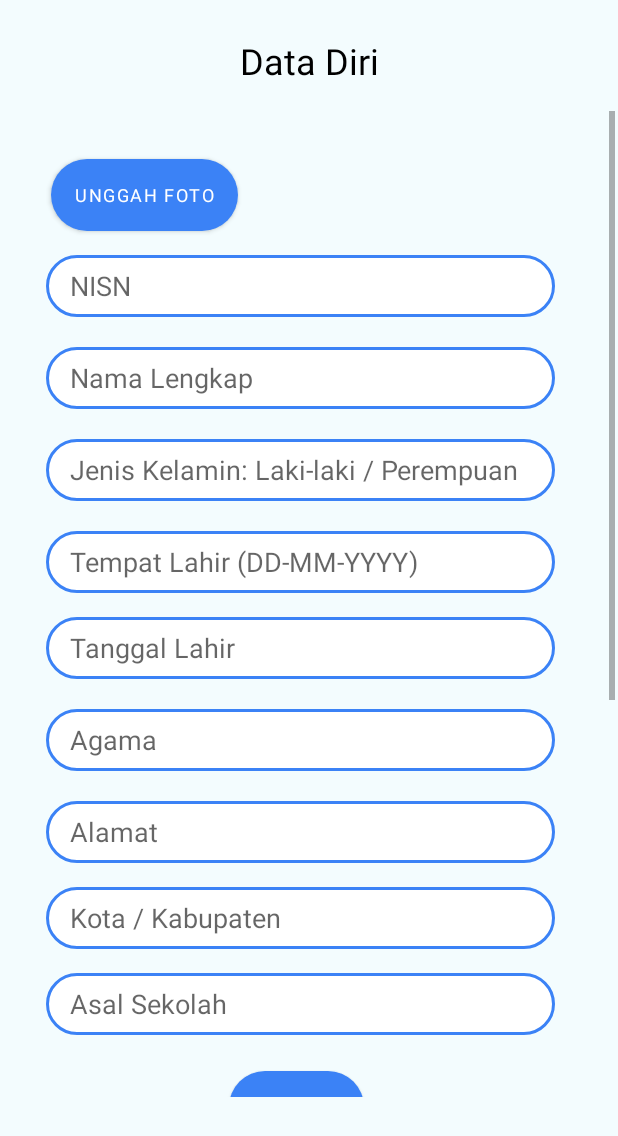
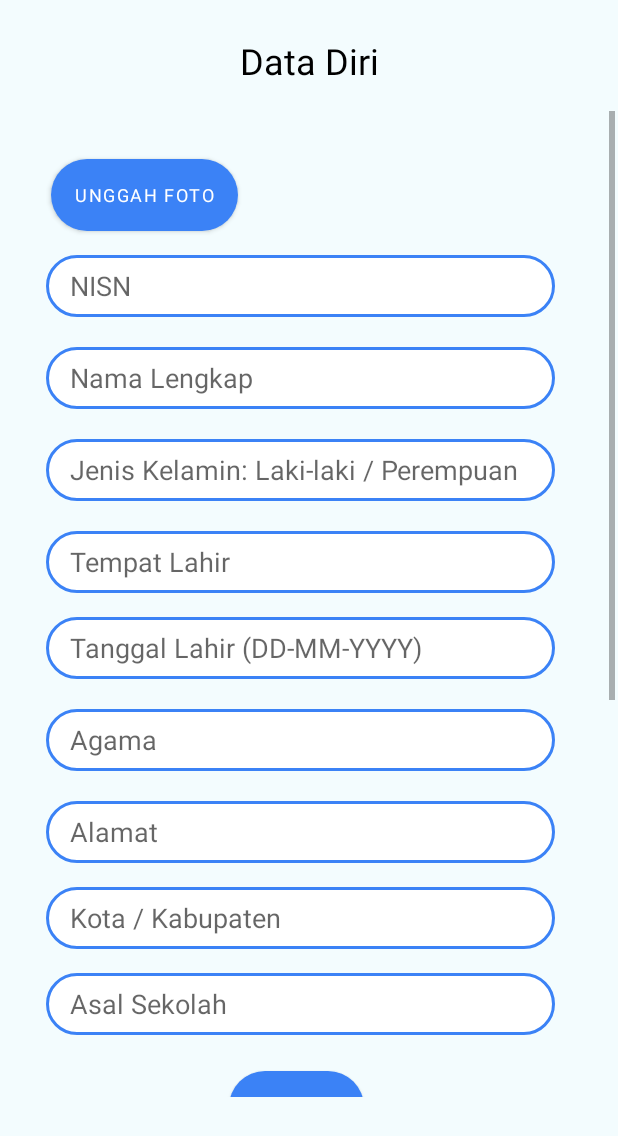
Before and after one commit to thoriqadillah/ppdb-papb, an Android app: the dataDiri screen opened directly, with no data from a screen before it, on a phone screen of 412 x 824 dp. Shown: the top 1136 px of the screen. Run offline under Robolectric (Android 15) with nearby library versions, the phone set to English and light mode, and no system bars; our stand-ins replace Firebase (no records; nobody signed in at launch, a user with empty details on screens opened directly); Roboto replaces fonts that are not available here.

Commit message:
insha Allah lengkap

```diff
--- a/app/src/main/java/com/example/ppdb/HalamanUtama.java
+++ b/app/src/main/java/com/example/ppdb/HalamanUtama.java
@@ -55,7 +55,7 @@ public class HalamanUtama extends AppCompatActivity  implements NavigationView.O
     public boolean onNavigationItemSelected(@NonNull MenuItem item) {
         switch (item.getItemId()){
             case R.id.idLogout:
-                new AlertDialog.Builder(this, R.style.AlertDialogCustom)
+                new AlertDialog.Builder(this)
                         .setIcon(R.drawable.ic_logout)
                         .setTitle("PPDB SMA PAPB")
                         .setMessage("Apakah kamu yakin?")
--- a/app/src/main/res/layout/activity_datadiri.xml
+++ b/app/src/main/res/layout/activity_datadiri.xml
@@ -132,7 +132,7 @@
                     android:layout_marginTop="20dp"
                     android:background="@drawable/inputdesign"
                     android:ems="10"
-                    android:hint="Tempat Lahir (DD-MM-YYYY)"
+                    android:hint="Tempat Lahir"
                     android:inputType="textPersonName"
                     android:paddingStart="16dp"
                     android:textColor="@color/black"
@@ -148,7 +148,7 @@
                     android:layout_marginTop="16dp"
                     android:background="@drawable/inputdesign"
                     android:ems="10"
-                    android:hint="Tanggal Lahir"
+                    android:hint="Tanggal Lahir (DD-MM-YYYY)"
                     android:inputType="textPersonName"
                     android:paddingStart="16dp"
                     android:textColor="@color/black"
```
